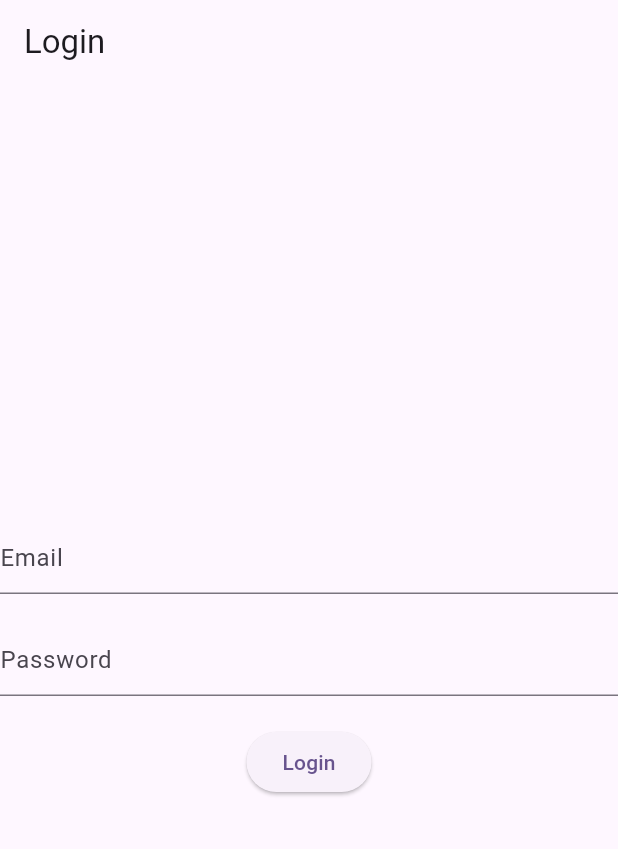
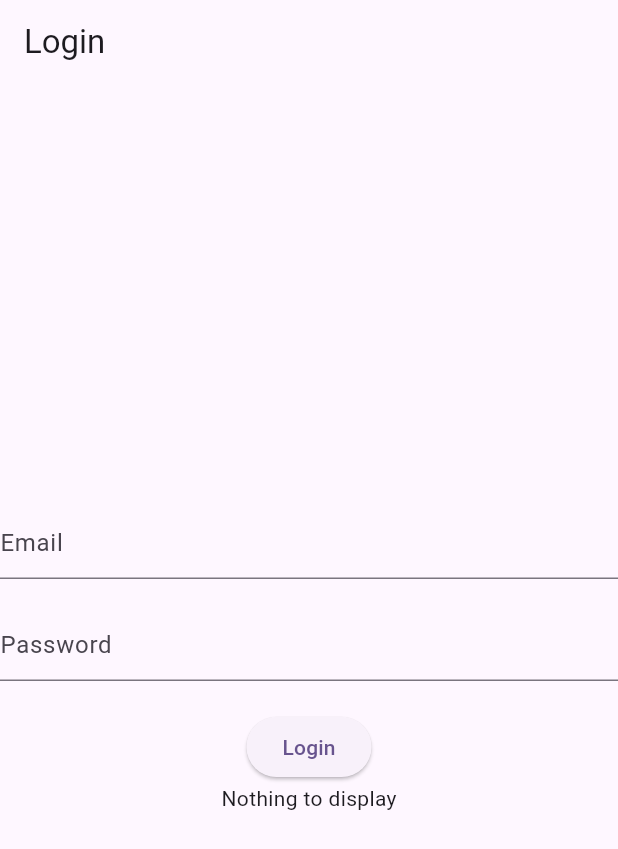
Before and after one commit to nuhan021/bloc_tdd_clean_arc, a Flutter app: the screen it shows after launch, on a phone screen of 412 x 824 dp. Shown: the top 849 px of the screen. Run offline on Flutter 3.47's test engine with Material 3 defaults, Android fonts, the light colour scheme and no system bars; our stand-ins replace dartz, equatable, flutter_bloc, get_it.

Commit message:
base block arc

```diff
--- a/lib/features/auth/presentation/views/login_screen.dart
+++ b/lib/features/auth/presentation/views/login_screen.dart
@@ -1,36 +1,84 @@
+import 'package:bloc_tdd_arc/features/auth/presentation/cubit/auth_cubit.dart';
 import 'package:flutter/material.dart';
+import 'package:flutter_bloc/flutter_bloc.dart';
+
+import '../../../../core/utils/core_utils/core_utils.dart';
 
 class LoginScreen extends StatelessWidget {
-  const LoginScreen({super.key});
+  LoginScreen({super.key});
+
+  final TextEditingController emailController = TextEditingController();
+  final TextEditingController passwordController = TextEditingController();
+
+  String token = '';
 
   @override
   Widget build(BuildContext context) {
     return Scaffold(
-      appBar: AppBar(
-        title: Text('Login'),
-      ),
+      appBar: AppBar(title: Text('Login')),
 
       body: Column(
         mainAxisAlignment: MainAxisAlignment.center,
         children: [
-          TextField(
-            decoration: InputDecoration(
-              hintText: 'Email'
-            ),
+          TextField(controller: emailController,
+              decoration: InputDecoration(hintText: 'Email')),
+
+          SizedBox(height: 20),
+
+          TextField(controller: passwordController,
+              decoration: InputDecoration(hintText: 'Password')),
+
+          SizedBox(height: 20),
+
+
+          // example of using bloc with ui and custom logic
+          BlocConsumer<AuthCubit, AuthState>(
+            listener: (context, state) {
+              if (state is Error) {
+                CoreUtils.showSnackBar(
+                  context: context,
+                  message: state.message,
+                  statusCode: state.statusCode,
+                  backgroundColor: Colors.red,
+                );
+              } else if (state is LoggedIn) {
+                CoreUtils.showSnackBar(
+                  context: context,
+                  message: 'Login successfully',
+                  statusCode: 206,
+                  backgroundColor: Colors.purple,
+                );
+
+                token = state.user.token.toString();
+              }
+            },
+            builder: (context, state) {
+              if (state is AuthLoading) {
+                return CircularProgressIndicator();
+              }
+              return ElevatedButton(
+                onPressed: () {
+                  context.read<AuthCubit>().login(
+                    email: emailController.text.trim(),
+                    password: passwordController.text.trim(),
+                  );
+                },
+                child: Text('Login'),
+              );
+            },
           ),
 
-          SizedBox(height: 20,),
+          // example of using bloc with changing ui based on data
+          BlocBuilder<AuthCubit, AuthState>(
+            builder: (context, state) {
+              if(state is LoggedIn) {
+                token = state.user.token.toString();
+                return Text('The token is: $token');
+              }
+              return Text('Nothing to display');
+            }
+          )
 
-          TextField(
-            decoration: InputDecoration(
-                hintText: 'Password'
-            ),
-          ),
-
-
-          SizedBox(height: 20,),
-
-          ElevatedButton(onPressed: (){}, child: Text('Login'))
         ],
       ),
     );
--- a/lib/main.dart
+++ b/lib/main.dart
@@ -1,7 +1,12 @@
+import 'package:bloc_tdd_arc/core/services/dependencies/injection_container.dart';
+import 'package:bloc_tdd_arc/features/auth/presentation/cubit/auth_cubit.dart';
 import 'package:bloc_tdd_arc/features/auth/presentation/views/login_screen.dart';
 import 'package:flutter/material.dart';
+import 'package:flutter_bloc/flutter_bloc.dart';
 
-void main() {
+void main() async {
+  WidgetsFlutterBinding.ensureInitialized();
+  await init();
   runApp(const MyApp());
 }
 
@@ -31,7 +36,10 @@ class MyApp extends StatelessWidget {
         // tested with just a hot reload.
         colorScheme: ColorScheme.fromSeed(seedColor: Colors.deepPurple),
       ),
-      home: const LoginScreen(),
+      home: BlocProvider(
+        create: (context) => sl<AuthCubit>(),
+        child: LoginScreen(),
+      ),
     );
   }
 }
--- a/pubspec.yaml
+++ b/pubspec.yaml
@@ -40,6 +40,8 @@ dependencies:
   uuid: ^4.5.1
   dartz: ^0.10.1
   google_fonts: ^6.3.0
+  http: ^1.4.0
+  get_it: ^8.2.0
 
 dev_dependencies:
   flutter_test:
```
Also changed, not shown: lib/core/models/response_data.dart (added, +12 -0 lines), lib/core/services/dependencies/injection_container.dart (+9 -0 lines), lib/core/services/dependencies/injection_container.main.dart (+16 -0 lines), lib/core/services/network/network_caller.dart (added, +142 -0 lines), lib/features/auth/data/datasources/auth_remote_datasource.dart (added, +52 -0 lines), lib/features/auth/data/models/login_user_model.dart (added, +18 -0 lines), lib/features/auth/data/repos/auth_repo_impl.dart (added, +29 -0 lines), pubspec.lock.
